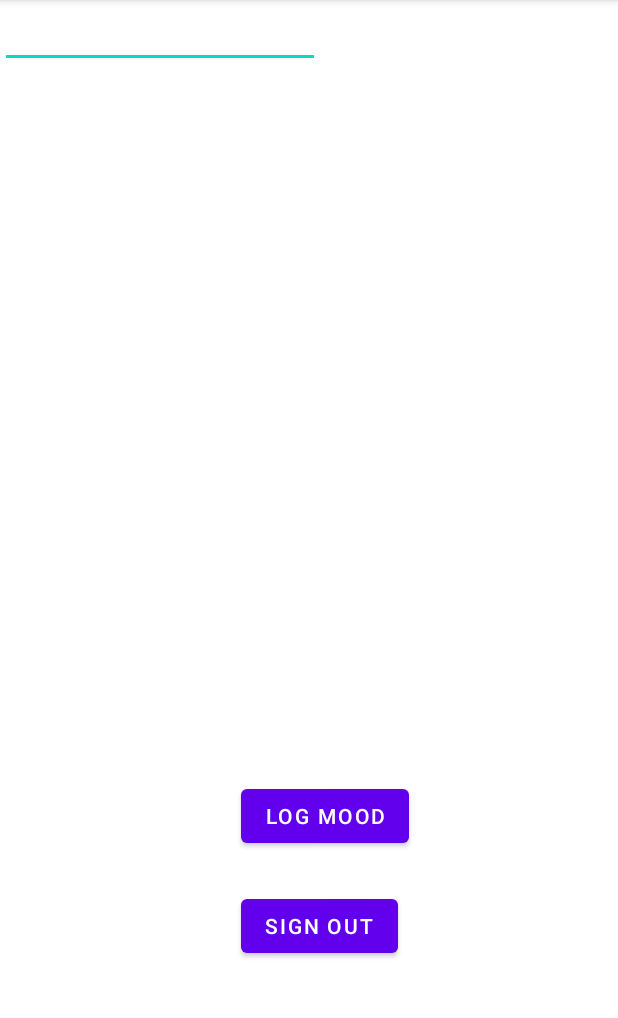
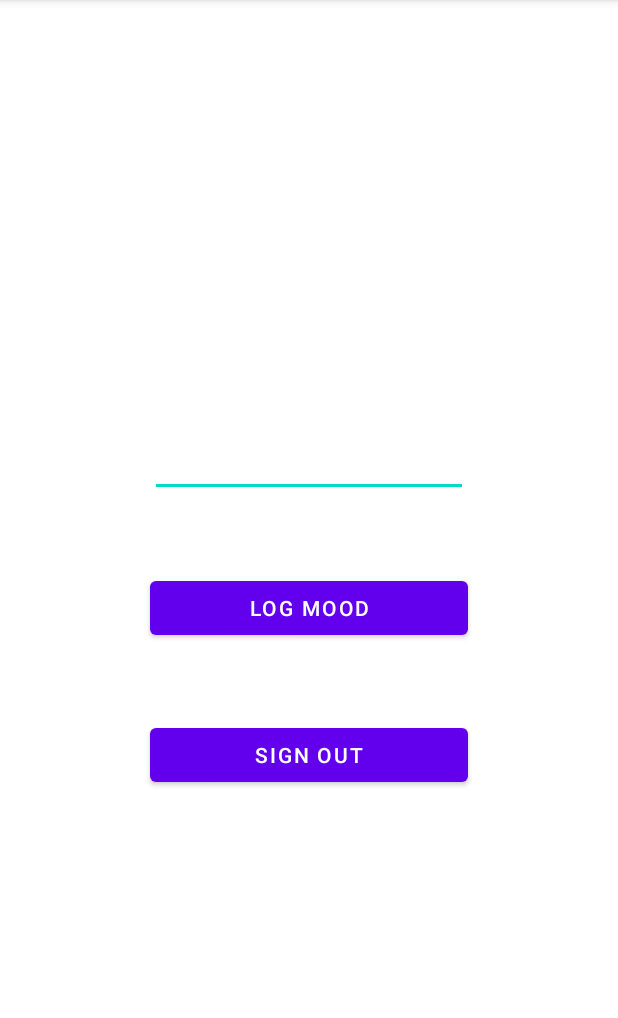
Before and after one commit to craigd87/Elucidate, an Android app: the screen it shows after launch once a user with an empty profile is signed in (Dashboard), on a phone screen of 412 x 824 dp, the part 84-1102 px from its top. Run offline under Robolectric (Android 15) with nearby library versions, the light colour scheme and no system bars; our stand-ins replace Firebase (no records; nobody signed in at launch, a user with empty details on screens opened directly).

Commit message:
UI updates and Log Mood working

```diff
--- a/app/src/main/java/com/example/elucidate/DashboardFragment.kt
+++ b/app/src/main/java/com/example/elucidate/DashboardFragment.kt
@@ -14,6 +14,7 @@ import androidx.navigation.findNavController
 import com.example.elucidate.databinding.ActivityDashboardBinding
 import com.example.elucidate.databinding.FragmentDashboardBinding
 import com.google.firebase.auth.FirebaseAuth
+import com.google.firebase.auth.FirebaseUser
 import com.google.firebase.auth.ktx.auth
 import com.google.firebase.firestore.DocumentSnapshot
 import com.google.firebase.firestore.FieldPath
@@ -71,15 +72,11 @@ class DashboardFragment : Fragment() {
 
         val mood=binding.editTextMood.text
         val uid= user?.uid
-        val hashMap = hashMapOf<String, Any>(
-            "id" to "$uid",
-            "mood" to "$mood"
-
-        )
+        val moodDetails = hashMapOf<String, Any>()
 
         binding.btnLogMood.setOnClickListener{view : View ->
 
-            logMood(hashMap)
+            logMood(moodDetails, uid, "$mood" )
 
         }
 
@@ -91,11 +88,16 @@ class DashboardFragment : Fragment() {
         return binding.root
     }
 
-    fun logMood(hashMap: HashMap<String, Any>){
-        FirebaseUtils().fireStoreDatabase.collection("userMoods")
-            .add(hashMap)
+    fun logMood(moodDetails: HashMap<String, Any>, uid: String, mood: String){
+        /*FirebaseUtils().fireStoreDatabase.collection("userMoods")
+            .add(hashMap)*/
+        moodDetails.put("id", uid)
+        moodDetails.put("mood", "$mood")
+
+        val userMoods = FirebaseUtils().fireStoreDatabase.collection("userMoods")
+        userMoods.document().set(moodDetails)
             .addOnSuccessListener {
-                Log.d(TAG, "Added document with ID ${it.id}")
+                //Log.d(TAG, "Added document with ID ${it.id}")
                 Toast.makeText(
                     context, "SUCCESS!",
                     Toast.LENGTH_SHORT
--- a/app/src/main/res/layout/fragment_dashboard.xml
+++ b/app/src/main/res/layout/fragment_dashboard.xml
@@ -9,82 +9,54 @@
 
     <!-- TODO: Update blank fragment layout -->
 
-    <TextView
-        android:id="@+id/textViewMoodLog"
-        android:layout_width="wrap_content"
+    <Button
+        android:id="@+id/btnLogMood"
+        android:layout_width="0dp"
         android:layout_height="wrap_content"
-        android:layout_marginStart="171dp"
-        android:layout_marginTop="44dp"
-        android:layout_marginEnd="182dp"
-        android:layout_marginBottom="205dp"
-        android:text="@string/mood_here"
-        android:visibility="gone"
-        app:layout_constraintBottom_toBottomOf="parent"
+        android:layout_marginStart="100dp"
+        android:layout_marginTop="50dp"
+        android:layout_marginEnd="100dp"
+        android:text="@string/log_mood"
         app:layout_constraintEnd_toEndOf="parent"
         app:layout_constraintStart_toStartOf="parent"
-        app:layout_constraintTop_toBottomOf="@+id/btnLogMood" />
-
-    <Button
-        android:id="@+id/btnLogMood"
-        android:layout_width="wrap_content"
-        android:layout_height="wrap_content"
-        android:layout_marginStart="159dp"
-        android:layout_marginEnd="139dp"
-        android:layout_marginBottom="200dp"
-        android:text="@string/log_mood"
-        app:layout_constraintBottom_toBottomOf="parent"
-        app:layout_constraintEnd_toEndOf="parent"
-        app:layout_constraintHorizontal_bias="1.0"
-        app:layout_constraintStart_toStartOf="parent" />
+        app:layout_constraintTop_toBottomOf="@+id/editTextMood" />
 
     <TextView
         android:id="@+id/textDashWelcome"
-        android:layout_width="139dp"
+        android:layout_width="0dp"
         android:layout_height="107dp"
-        android:layout_marginStart="173dp"
-        android:layout_marginTop="224dp"
-        android:layout_marginEnd="172dp"
-        android:layout_marginBottom="152dp"
-        app:layout_constraintBottom_toTopOf="@+id/btnLogMood"
+        android:layout_marginStart="100dp"
+        android:layout_marginTop="160dp"
+        android:layout_marginEnd="100dp"
         app:layout_constraintEnd_toEndOf="parent"
-        app:layout_constraintHorizontal_bias="1.0"
         app:layout_constraintStart_toStartOf="parent"
         app:layout_constraintTop_toTopOf="parent" />
 
     <Button
         android:id="@+id/btnDashLogOut"
-        android:layout_width="wrap_content"
+        android:layout_width="0dp"
         android:layout_height="wrap_content"
-        android:layout_marginStart="160dp"
-        android:layout_marginTop="20dp"
-        android:layout_marginEnd="146dp"
-        android:layout_marginBottom="121dp"
+        android:layout_marginStart="100dp"
+        android:layout_marginTop="50dp"
+        android:layout_marginEnd="100dp"
         android:text="@string/sign_out"
-        app:layout_constraintBottom_toBottomOf="parent"
         app:layout_constraintEnd_toEndOf="parent"
         app:layout_constraintStart_toStartOf="parent"
         app:layout_constraintTop_toBottomOf="@+id/btnLogMood" />
 
     <EditText
         android:id="@+id/editTextMood"
-        android:layout_width="wrap_content"
+        android:layout_width="0dp"
         android:layout_height="wrap_content"
+        android:layout_marginStart="100dp"
+        android:layout_marginTop="16dp"
+        android:layout_marginEnd="100dp"
         android:ems="10"
         android:inputType="textPersonName"
-        tools:layout_editor_absoluteX="100dp"
-        tools:layout_editor_absoluteY="389dp" />
-
-    <TextView
-        android:id="@+id/textViewTrial"
-        android:layout_width="wrap_content"
-        android:layout_height="wrap_content"
-        android:layout_marginStart="274dp"
-        android:layout_marginTop="197dp"
-        android:layout_marginEnd="138dp"
-        android:layout_marginBottom="515dp"
-        app:layout_constraintBottom_toBottomOf="parent"
+        android:minHeight="48dp"
         app:layout_constraintEnd_toEndOf="parent"
         app:layout_constraintStart_toStartOf="parent"
-        app:layout_constraintTop_toTopOf="parent" />
+        app:layout_constraintTop_toBottomOf="@+id/textDashWelcome"
+        tools:ignore="SpeakableTextPresentCheck" />
 
 </androidx.constraintlayout.widget.ConstraintLayout>
```
Also changed, not shown: app/src/main/java/com/example/elucidate/Login.kt (+4 -4 lines), app/src/main/java/com/example/elucidate/SignUp.kt (+5 -5 lines), app/src/main/java/com/example/elucidate/UpdateProfile.kt (+7 -7 lines), app/src/main/res/layout/activity_login.xml (+17 -27 lines), app/src/main/res/layout/activity_sign_up.xml (+22 -34 lines), app/src/main/res/layout/activity_update_profile.xml (+12 -24 lines).
